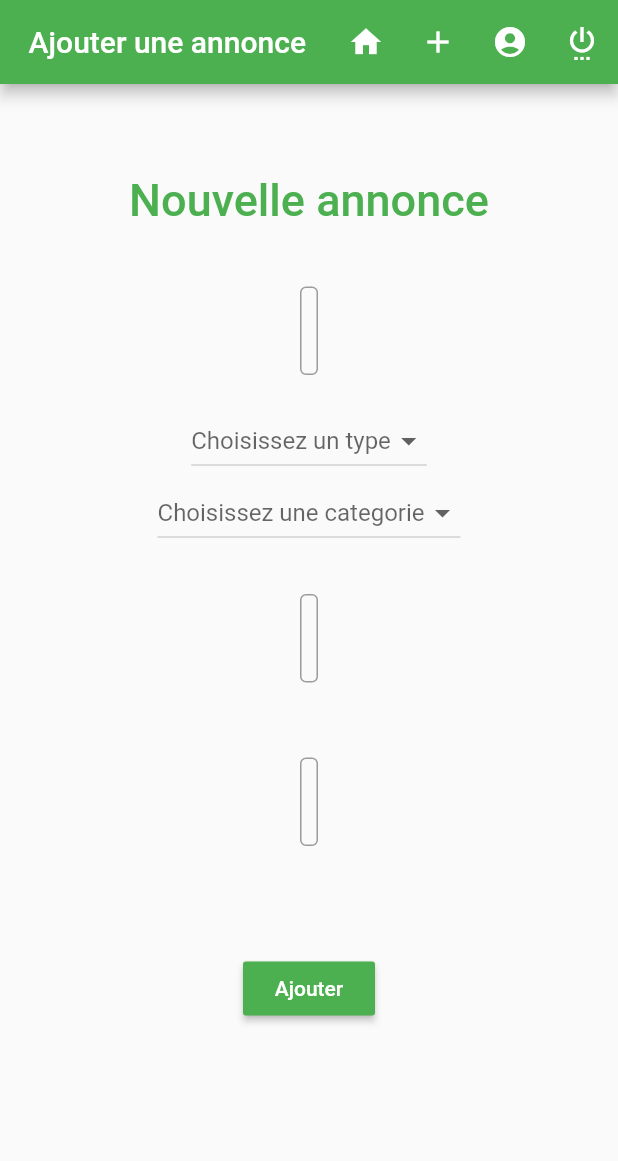
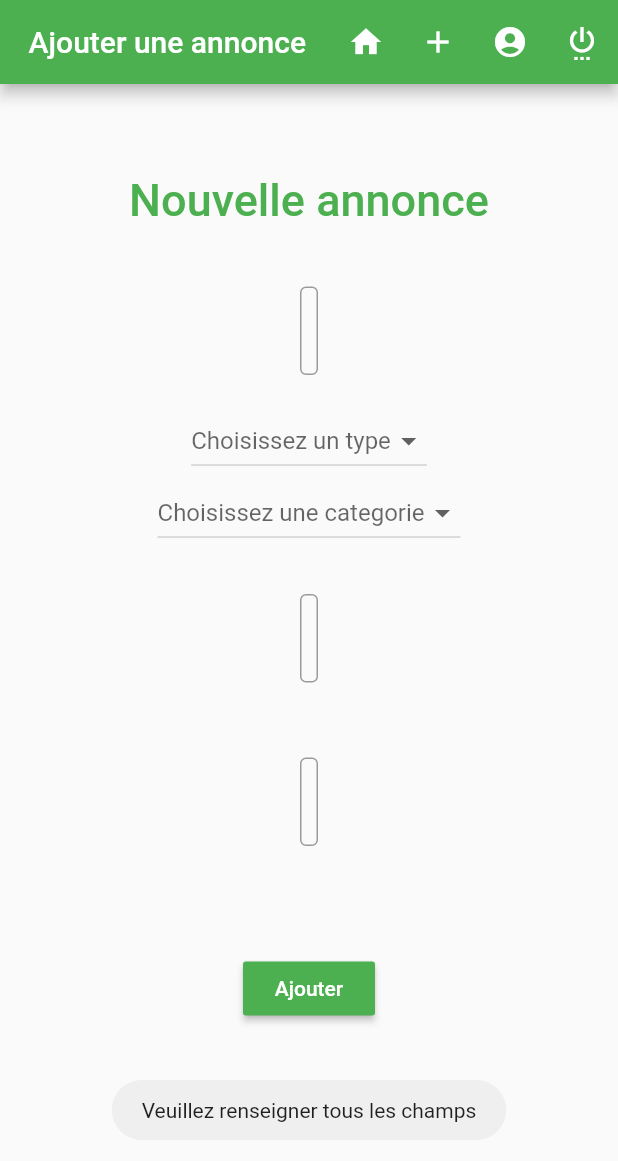
Before and after one commit to risrael-1/FInd-trade_flutter, a Flutter app: the NewNotice screen opened directly, after a tap on "Ajouter", on a phone screen of 412 x 824 dp. Shown: the top 1161 px of the screen. Run offline on Flutter 3.47's test engine with Material 2 defaults, Android fonts, the phone set to English and light mode, and no system bars; our stand-ins replace flutter_secure_storage, fluttertoast, material_segmented_control; missing offline and left inert: dart:html; accounts and stored records are empty.

```diff
--- a/ProjetWebFlutter/lib/newNotice.dart
+++ b/ProjetWebFlutter/lib/newNotice.dart
@@ -1,6 +1,7 @@
 import 'package:ProjetWebFlutter/main.dart';
 import 'package:flutter/material.dart';
 import 'package:ProjetWebFlutter/profil.dart';
+import 'package:fluttertoast/fluttertoast.dart';
 import 'home.dart';
 import 'image.dart';
 import 'package:ProjetWebFlutter/user.dart';
@@ -172,9 +173,22 @@ class NewNotice extends StatelessWidget {
                       color: Colors.green,
                       child: Text('Ajouter'),
                       onPressed: () {
-                        ApiServices.createAnnonce(
-                            title.text, description.text,loginUser
-                        );
+                        if(title.text == '' || description.text == ''){
+                          Fluttertoast.showToast(
+                            msg: "Veuillez renseigner tous les champs",
+                            timeInSecForIosWeb: 2,
+                          );
+                        } else {
+                          ApiServices.createAnnonce(
+                              title.text, description.text,loginUser
+                          );
+                          Fluttertoast.showToast(
+                            msg: "Votre annonce " + title.text + " à bien été publiée",
+                            timeInSecForIosWeb: 2,
+                          );
+                          title.text = '';
+                          description.text = '';
+                        }
                       },
                     ),
                   )),
--- a/ProjetWebFlutter/lib/service/apiService.dart
+++ b/ProjetWebFlutter/lib/service/apiService.dart
@@ -58,7 +58,7 @@ class ApiServices {
   }
 
   // signIn
-  static bool loginsuccess ;
+  static bool loginsuccess = false;
 
   static Future<void> login(
       String username, String password) async {
```
Also changed, not shown: ProjetWebFlutter/lib/main.dart (+9 -13 lines), ProjetWebFlutter/lib/newAccount.dart (+4 -4 lines). Lines whose indentation alone changed are shown as unchanged.
